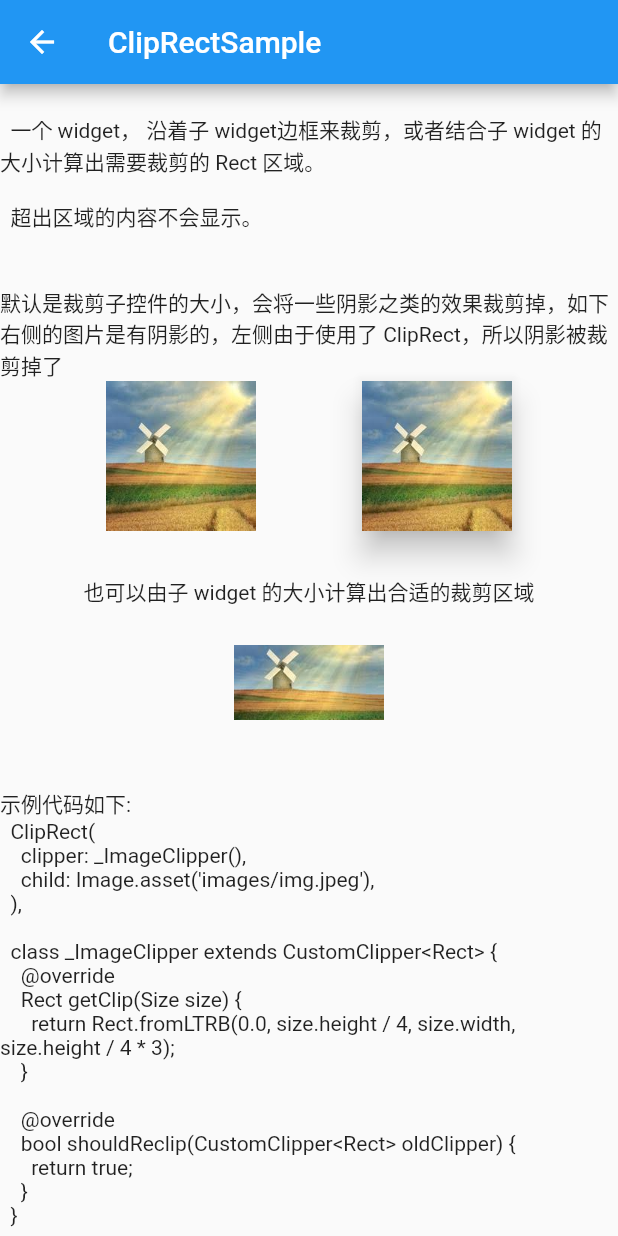
After one commit to LittleMango/flutter_widget_sample, a Flutter app: the ClipRectSample screen opened by its route, on a phone screen of 412 x 824 dp. The commit adds this screen. Run offline on Flutter 3.47's test engine with Material 2 defaults, Android fonts, the phone set to English and light mode, and no system bars.

Commit message:
增加ClipRectSample

```diff
--- /dev/null
+++ b/lib/c/clipRectSample.dart
@@ -0,0 +1,93 @@
+import 'dart:ui' show PathOperation;
+import 'package:flutter_ui_demo/base.dart';
+import 'package:flutter/material.dart';
+
+// ignore: must_be_immutable
+class ClipRectSample extends BaseContentApp {
+
+  static const String routeName = 'ClipRectSample';
+
+  @override
+  String get title => routeName;
+
+  @override
+  Widget get contentWidget => _Sample();
+
+  @override
+  String get desc =>
+      '''
+  一个 widget， 沿着子 widget边框来裁剪，或者结合子 widget 的大小计算出需要裁剪的 Rect 区域。
+
+  超出区域的内容不会显示。
+  ''';
+
+  @override
+  String get sampleCode =>
+      '''
+  ClipRect(
+    clipper: _ImageClipper(),
+    child: Image.asset('images/img.jpeg'),
+  ),
+
+  class _ImageClipper extends CustomClipper<Rect> {
+    @override
+    Rect getClip(Size size) {
+      return Rect.fromLTRB(0.0, size.height / 4, size.width, size.height / 4 * 3);
+    }
+
+    @override
+    bool shouldReclip(CustomClipper<Rect> oldClipper) {
+      return true;
+    }
+  }
+  ''';
+}
+
+class _Sample extends StatelessWidget {
+
+  @override
+  Widget build(BuildContext context) {
+    return Center(
+      child: Column(
+        children: <Widget>[
+          Text('默认是裁剪子控件的大小，会将一些阴影之类的效果裁剪掉，如下右侧的图片是有阴影的，左侧由于使用了 ClipRect，所以阴影被裁剪掉了'),
+          Row(
+            mainAxisAlignment: MainAxisAlignment.spaceEvenly,
+            children: <Widget>[
+              ClipRect(
+                child: PhysicalModel(
+                  color: Colors.white,
+                  elevation: 4.0,
+                  child: Image.asset('images/img.jpeg'),
+                ),
+              ),
+              PhysicalModel(
+                color: Colors.white,
+                elevation: 8.0,
+                child: Image.asset('images/img.jpeg'),
+              ),
+            ],
+          ),
+          SizedBox(height: 30.0),
+          Text('也可以由子 widget 的大小计算出合适的裁剪区域'),
+          ClipRect(
+            clipper: _ImageClipper(),
+            child: Image.asset('images/img.jpeg'),
+          ),
+        ],
+      ),
+    );
+  }
+}
+
+class _ImageClipper extends CustomClipper<Rect> {
+  @override
+  Rect getClip(Size size) {
+    return Rect.fromLTRB(0.0, size.height / 4, size.width, size.height / 4 * 3);
+  }
+
+  @override
+  bool shouldReclip(CustomClipper<Rect> oldClipper) {
+    return true;
+  }
+}
--- a/lib/home.dart
+++ b/lib/home.dart
@@ -103,6 +103,7 @@ List<String> getSamples() {
   list.add(ClampingScrollPhysicsSample.routeName);
   list.add(ClipOvalSample.routeName);
   list.add(ClipPathSample.routeName);
+  list.add(ClipRectSample.routeName);
 
   return list;
 }
--- a/lib/lib.dart
+++ b/lib/lib.dart
@@ -65,3 +65,4 @@ export 'c/circularProgressIndicatorSample.dart';
 export 'c/clampingScrollPhysicsSample.dart';
 export 'c/clipOvalSample.dart';
 export 'c/clipPathSample.dart';
+export 'c/clipRectSample.dart';
--- a/lib/main.dart
+++ b/lib/main.dart
@@ -76,6 +76,7 @@ class MyApp extends StatelessWidget {
         ClampingScrollPhysicsSample.routeName : (BuildContext context) => new ClampingScrollPhysicsSample(),
         ClipOvalSample.routeName : (BuildContext context) => new ClipOvalSample(),
         ClipPathSample.routeName : (BuildContext context) => new ClipPathSample(),
+        ClipRectSample.routeName : (BuildContext context) => new ClipRectSample(),
       },
     );
   }
```
